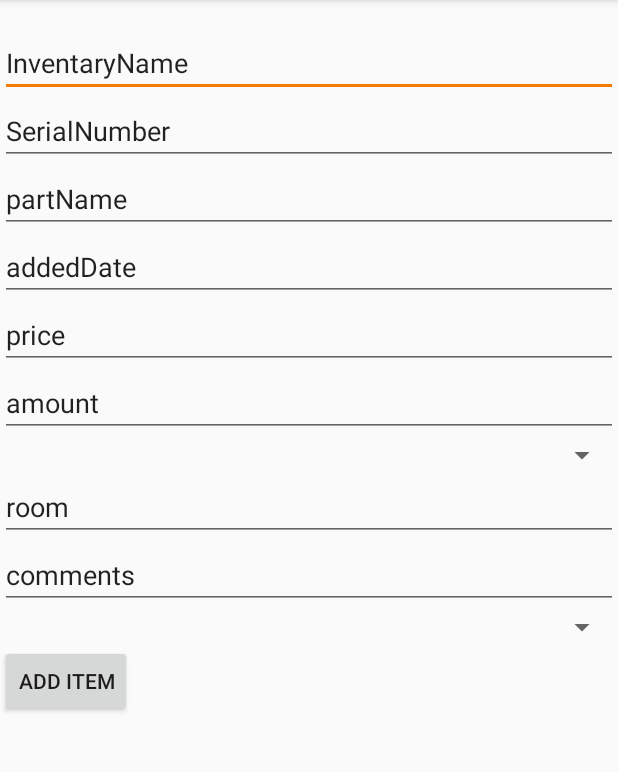
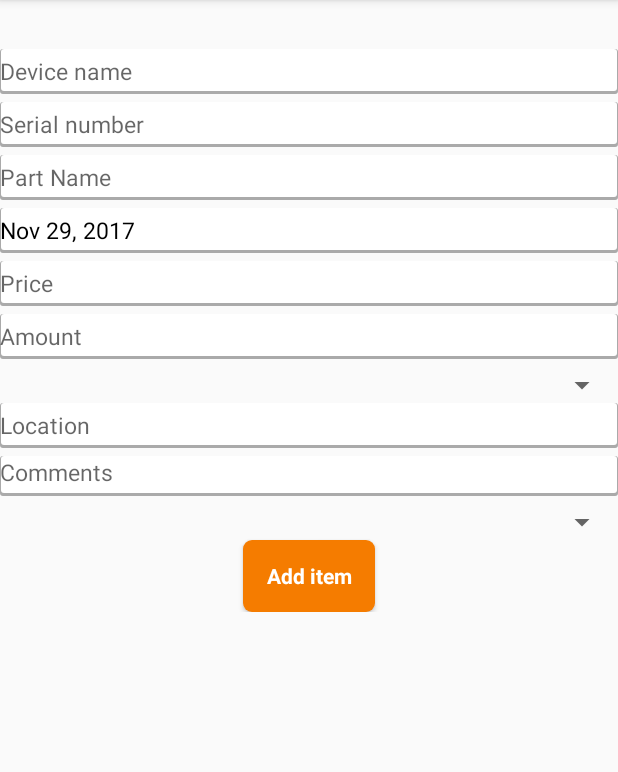
Before and after one commit to matocham/BarcodeReader, an Android app: the AddItemActivity screen opened directly, with no data from a screen before it, on a phone screen of 412 x 824 dp, the part 84-856 px from its top. Run offline under Robolectric (Android 15) with nearby library versions, the phone set to English and light mode, and no system bars; 4 statements that could not run were skipped.

Commit message:
Improved UX

```diff
--- a/BarcodeReader/app/src/main/java/pl/edu/pb/wi/projekt/barcodereader/activities/AddItemActivity.java
+++ b/BarcodeReader/app/src/main/java/pl/edu/pb/wi/projekt/barcodereader/activities/AddItemActivity.java
@@ -1,6 +1,6 @@
 package pl.edu.pb.wi.projekt.barcodereader.activities;
 
-import android.app.SearchManager;
+import android.app.DatePickerDialog;
 import android.content.ContentResolver;
 import android.content.ContentValues;
 import android.content.DialogInterface;
@@ -8,15 +8,18 @@ import android.content.Intent;
 import android.database.Cursor;
 import android.os.Bundle;
 import android.support.v7.app.AppCompatActivity;
-import android.util.Log;
 import android.view.View;
 import android.widget.ArrayAdapter;
 import android.widget.Button;
+import android.widget.DatePicker;
 import android.widget.EditText;
 import android.widget.Spinner;
 import android.widget.TextView;
 
+import java.text.DateFormat;
+import java.text.SimpleDateFormat;
 import java.util.ArrayList;
+import java.util.Calendar;
 import java.util.List;
 
 import pl.edu.pb.wi.projekt.barcodereader.Person;
@@ -26,7 +29,7 @@ import pl.edu.pb.wi.projekt.barcodereader.Utils;
 import pl.edu.pb.wi.projekt.barcodereader.database.Contract;
 import pl.edu.pb.wi.projekt.barcodereader.fragments.SearchItemFragment;
 
-public class AddItemActivity extends AppCompatActivity {
+public class AddItemActivity extends AppCompatActivity implements DatePickerDialog.OnDateSetListener {
     private String barcode;
 
     private EditText inventoryName;
@@ -41,11 +44,15 @@ public class AddItemActivity extends AppCompatActivity {
     private Spinner person;
     private Spinner section;
     private Button save;
+    private DateFormat dateFormat = SimpleDateFormat.getDateInstance();
 
     @Override
     protected void onCreate(Bundle savedInstanceState) {
         super.onCreate(savedInstanceState);
         setContentView(R.layout.activity_add_item);
+        Calendar c = Calendar.getInstance();
+        final DatePickerDialog datePickerDialog = new DatePickerDialog(this, this, c.get(Calendar.YEAR) + 1900, c.get(Calendar.MONTH), c.get(Calendar.DAY_OF_MONTH));
+
         barcode = getIntent().getStringExtra(SearchItemFragment.BARCODE_KEY);
         inventoryNumber = (TextView) findViewById(R.id.inventoryNumber);
         inventoryName = (EditText) findViewById(R.id.inventoryName);
@@ -63,6 +70,13 @@ public class AddItemActivity extends AppCompatActivity {
         person.setAdapter(getPersonsContent());
         section.setAdapter(getSectionContent());
         inventoryNumber.setText(barcode);
+        addDate.setOnClickListener(new View.OnClickListener() {
+            @Override
+            public void onClick(View v) {
+                datePickerDialog.show();
+            }
+        });
+        addDate.setText(dateFormat.format(c.getTime()));
         save.setOnClickListener(new View.OnClickListener() {
             @Override
             public void onClick(View view) {
@@ -141,4 +155,11 @@ public class AddItemActivity extends AppCompatActivity {
     private boolean validate() {
         return true;
     }
+
+    @Override
+    public void onDateSet(DatePicker view, int year, int month, int dayOfMonth) {
+        Calendar c = Calendar.getInstance();
+        c.set(year, month, dayOfMonth);
+        addDate.setText(dateFormat.format(c.getTime()));
+    }
 }
--- a/BarcodeReader/app/src/main/java/pl/edu/pb/wi/projekt/barcodereader/fragments/SearchItemFragment.java
+++ b/BarcodeReader/app/src/main/java/pl/edu/pb/wi/projekt/barcodereader/fragments/SearchItemFragment.java
@@ -187,7 +187,7 @@ public class SearchItemFragment extends Fragment implements LoaderManager.Loader
         LayoutInflater inflater = LayoutInflater.from(getActivity());
         content.removeAllViews();
 
-        String number = Contract.SummaryData.ALIASES[1].substring(1, Contract.SummaryData.ALIASES[1].length() - 1);
+        String number = Contract.SummaryData.ALIASES[0].substring(1, Contract.SummaryData.ALIASES[0].length() - 1);
         String person = Contract.SummaryData.ALIASES[Contract.SummaryData.ALIASES.length - 2];
         person = person.substring(1, person.length() - 1);
 
--- /dev/null
+++ b/BarcodeReader/app/src/main/res/drawable/bg_edittext.xml
@@ -0,0 +1,19 @@
+<?xml version="1.0" encoding="utf-8"?>
+<layer-list xmlns:android="http://schemas.android.com/apk/res/android">
+    <item>
+        <shape android:shape="rectangle">
+            <solid android:color="@android:color/darker_gray" />
+            <corners android:radius="2dp" />
+        </shape>
+    </item>
+
+    <item
+        android:bottom="2dp"
+        android:left="1dp"
+        android:right="1dp">
+        <shape android:shape="rectangle">
+            <solid android:color="@android:color/white" />
+            <corners android:radius="2dp" />
+        </shape>
+    </item>
+</layer-list>
--- a/BarcodeReader/app/src/main/res/layout/activity_add_item.xml
+++ b/BarcodeReader/app/src/main/res/layout/activity_add_item.xml
@@ -20,61 +20,57 @@
                 android:id="@+id/inventoryNumber"
                 android:layout_width="match_parent"
                 android:layout_height="wrap_content"
-                android:text="InventoryNumber" />
+                android:textColor="@color/colorAccent"
+                android:textAppearance="@style/TextAppearance.AppCompat.Headline" />
 
             <EditText
                 android:id="@+id/inventoryName"
                 android:layout_width="match_parent"
-                android:layout_height="wrap_content"
                 android:ems="10"
                 android:hint="@string/device_name"
                 android:inputType="text"
-                android:text="InventaryName" />
+                style="@style/textedit_style"/>
 
             <EditText
                 android:id="@+id/serialNumber"
                 android:layout_width="match_parent"
-                android:layout_height="wrap_content"
                 android:ems="10"
                 android:hint="@string/serial_number"
                 android:inputType="text"
-                android:text="SerialNumber" />
+                style="@style/textedit_style"/>
 
             <EditText
                 android:id="@+id/partName"
                 android:layout_width="match_parent"
-                android:layout_height="wrap_content"
                 android:ems="10"
                 android:hint="@string/part_name"
                 android:inputType="text"
-                android:text="partName" />
+                style="@style/textedit_style"/>
 
             <EditText
                 android:id="@+id/addedDate"
                 android:layout_width="match_parent"
-                android:layout_height="wrap_content"
                 android:ems="10"
                 android:hint="@string/buy_date"
                 android:inputType="date"
-                android:text="addedDate" />
+                style="@style/textedit_style"
+                android:enabled="false"/>
 
             <EditText
                 android:id="@+id/price"
                 android:layout_width="match_parent"
-                android:layout_height="wrap_content"
                 android:ems="10"
                 android:hint="@string/price"
                 android:inputType="numberDecimal"
-                android:text="price" />
+                style="@style/textedit_style"/>
 
             <EditText
                 android:id="@+id/amount"
                 android:layout_width="match_parent"
-                android:layout_height="wrap_content"
                 android:ems="10"
                 android:hint="@string/amount"
                 android:inputType="number"
-                android:text="amount" />
+                style="@style/textedit_style"/>
 
             <Spinner
                 android:id="@+id/person"
@@ -84,11 +80,10 @@
             <EditText
                 android:id="@+id/room"
                 android:layout_width="match_parent"
-                android:layout_height="wrap_content"
                 android:ems="10"
                 android:hint="@string/location"
                 android:inputType="text"
-                android:text="room" />
+                style="@style/textedit_style" />
 
             <EditText
                 android:id="@+id/comments"
@@ -96,8 +91,9 @@
                 android:layout_height="wrap_content"
                 android:ems="10"
                 android:hint="@string/comments"
-                android:inputType="textMultiLine"
-                android:text="comments" />
+                android:paddingBottom="5dp"
+                style="@style/textedit_style"
+                android:inputType="textMultiLine"/>
 
             <Spinner
                 android:id="@+id/section"
@@ -108,6 +104,8 @@
                 android:id="@+id/addButton"
                 android:layout_width="wrap_content"
                 android:layout_height="wrap_content"
+                android:layout_gravity="center_horizontal"
+                style="@style/button_style"
                 android:text="@string/add_item_button_text" />
         </LinearLayout>
     </android.support.v4.widget.NestedScrollView>
--- a/BarcodeReader/app/src/main/res/values/styles.xml
+++ b/BarcodeReader/app/src/main/res/values/styles.xml
@@ -23,4 +23,13 @@
         <item name="android:windowEnterAnimation">@anim/anim_in</item>
         <item name="android:windowExitAnimation">@anim/anim_out</item>
     </style>
+
+    <style name="textedit_style" parent="@android:style/Widget.EditText">
+        <item name="android:background">@drawable/bg_edittext</item>
+        <item name="android:layout_width">match_parent</item>
+        <item name="android:layout_height">30dp</item>
+        <item name="android:textColor">@android:color/black</item>
+        <item name="android:textSize">15sp</item>
+        <item name="android:layout_marginBottom">5dp</item>
+    </style>
 </resources>
--- a/BarcodeReader/build.gradle
+++ b/BarcodeReader/build.gradle
@@ -6,7 +6,7 @@ buildscript {
         google()
     }
     dependencies {
-        classpath 'com.android.tools.build:gradle:3.0.0'
+        classpath 'com.android.tools.build:gradle:3.0.1'
 
         // NOTE: Do not place your application dependencies here; they belong
         // in the individual module build.gradle files
```
